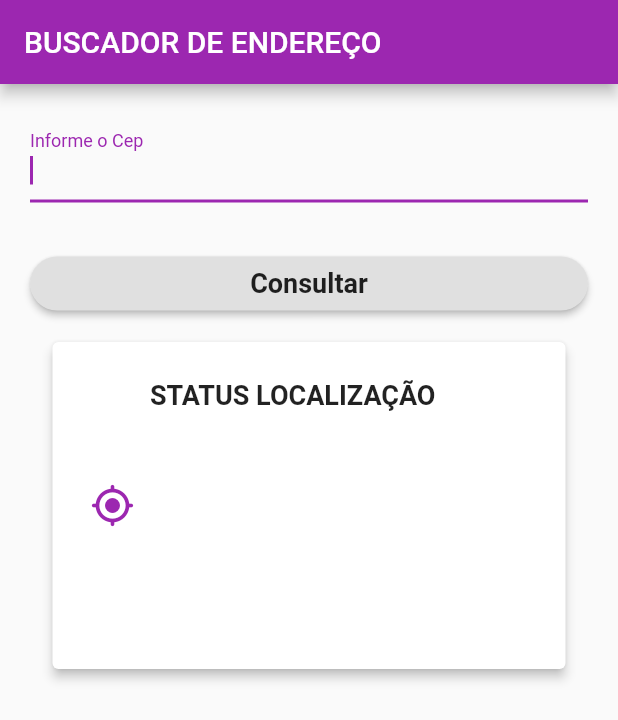
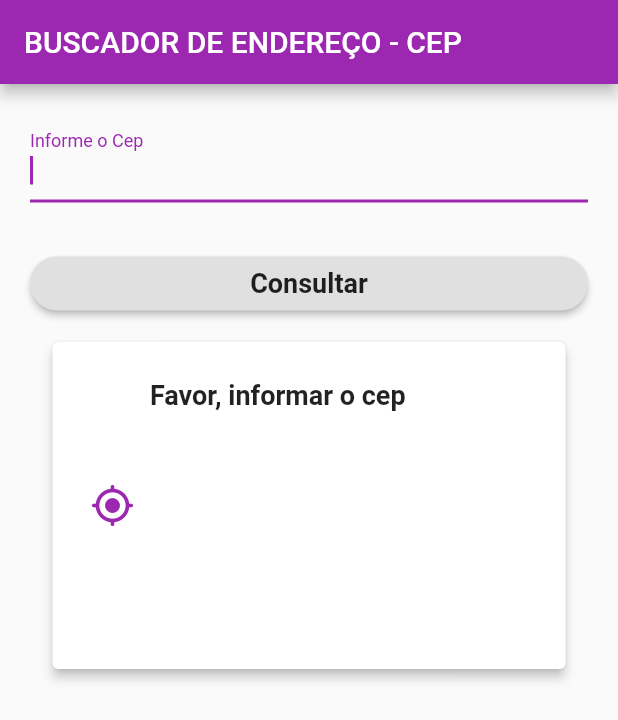
Before and after one commit to LemosCharles/flutter_buscador_cep_web_service, a Flutter app: the screen it shows after launch, on a phone screen of 412 x 824 dp. Shown: the top 720 px of the screen. Run offline on Flutter 3.47's test engine with Material 2 defaults, Android fonts, the phone set to English and light mode, and no system bars.

Commit message:
Versão 02

```diff
--- a/lib/views/home_page.dart
+++ b/lib/views/home_page.dart
@@ -1,5 +1,6 @@
-// ignore_for_file: prefer_const_constructors, prefer_final_fields, use_key_in_widget_constructors, deprecated_member_use, sized_box_for_whitespace, avoid_print, unused_element, unnecessary_cast, unused_import
+// ignore_for_file: prefer_const_constructors, prefer_final_fields, use_key_in_widget_constructors, deprecated_member_use, sized_box_for_whitespace, avoid_print, unused_element, unnecessary_cast, unused_import, unused_local_variable
 
+import 'dart:async';
 import 'dart:convert';
 
 import 'package:flutter/material.dart';
@@ -15,6 +16,7 @@ class _HomePageState extends State<HomePage> {
   bool _loading = false;
   bool _enableField = true;
   String? _result;
+  String? status = 'Favor, informar o cep';
   String? cep = '';
   String? logradouro = '';
   String? complemento = '';
@@ -39,7 +41,7 @@ class _HomePageState extends State<HomePage> {
   Widget build(BuildContext context) {
     return Scaffold(
       appBar: AppBar(
-        title: Text('BUSCADOR DE ENDEREÇO'),
+        title: Text('BUSCADOR DE ENDEREÇO - CEP'),
       ),
       body: SingleChildScrollView(
         padding: EdgeInsets.all(20.0),
@@ -47,10 +49,8 @@ class _HomePageState extends State<HomePage> {
           crossAxisAlignment: CrossAxisAlignment.stretch,
           children: <Widget>[
             _buildSearchCepTextField(),
-
             _buildSearchCepButton(),
-            //_buildResultForm(),
-            _buildResultForm_2()
+            _buildResultForm()
           ],
         ),
       ),
@@ -99,13 +99,6 @@ class _HomePageState extends State<HomePage> {
   }
 
   Widget _buildResultForm() {
-    return Container(
-      padding: EdgeInsets.only(top: 20.0),
-      child: Text(_result ?? ''),
-    );
-  }
-
-  Widget _buildResultForm_2() {
     return Card(
       elevation: 3,
       margin: const EdgeInsets.all(15),
@@ -129,7 +122,7 @@ class _HomePageState extends State<HomePage> {
                 // ignore: prefer_const_literals_to_create_immutables
                 children: [
                   Text(
-                    'STATUS LOCALIZAÇÃO',
+                    '$status',
                     style: TextStyle(
                       fontSize: 18,
                       fontWeight: FontWeight.bold,
@@ -207,24 +200,22 @@ class _HomePageState extends State<HomePage> {
   }
 
   Future _searchCep() async {
-    print('entrou na future');
-    _searching(true);
+    // cep recebe o conteudo digitado
+    var cep = _searchCepController.text;
+    print(cep.length);
 
-    print('saiu do searching');
+    // valida cep
+    if (cep.isEmpty || cep == '' || cep.length > 8 || cep.length < 8) {
+      print('CEP ESTÁ INCORRETO');
 
-    var cep = _searchCepController.text;
+      if (cep.length > 8 || cep.length < 8) {
+        status = 'QTD INCORRETO';
+      }
 
-    print('saiu do searchCntroller');
+      if (cep.isEmpty || cep == '') {
+        status = 'favor, informar o cep';
+      }
 
-    final resultCep = await ViaCepService.fetchCep(cep: cep);
-
-    print(resultCep.localidade); // Exibindo somente a localidade no terminal
-
-    setState(() {
-      _result = resultCep.toJson() as String?;
-
-      if (_result == null) {
-        print('JSON É NULL');
       cep = '';
       logradouro = '';
       complemento = '';
@@ -236,7 +227,15 @@ class _HomePageState extends State<HomePage> {
       ddd = '';
       siafi = '';
     } else {
+      // Validou ok
+      _searching(true);
+      final resultCep = await ViaCepService.fetchCep(cep: cep);
+
+      setState(() {
         print('JSON DIFERENTE DE NULL');
+
+        _result = resultCep.toJson() as String?;
+        status = 'Resultado da busca';
         cep = resultCep.cep;
         logradouro = resultCep.logradouro;
         complemento = resultCep.complemento;
@@ -247,8 +246,8 @@ class _HomePageState extends State<HomePage> {
         gia = resultCep.gia;
         ddd = resultCep.ddd;
         siafi = resultCep.siafi;
+      });
     }
-    });
 
     _searching(false);
   }
```
Lines whose indentation alone changed are shown as unchanged.
